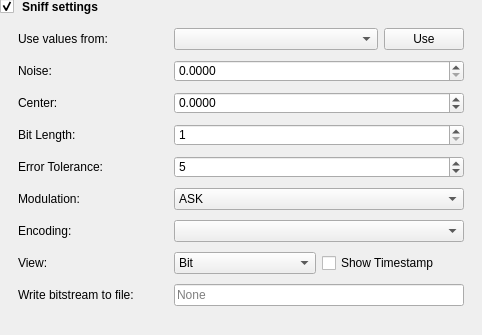
Old version of the form data/ui/send_recv_sniff_settings.ui in the repository jopohl/urh.
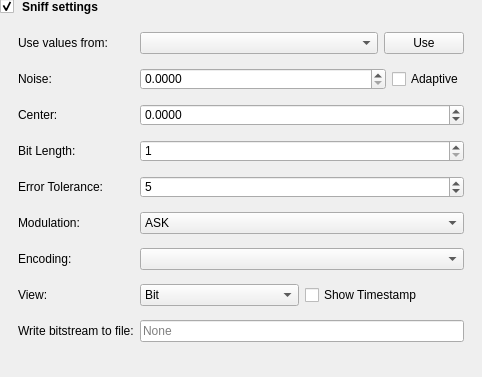
New version of the form. Icons and pictures are not drawn.

Commit message: add checkbox for adptive noise + improve backend

Patch:
```diff
--- a/data/ui/send_recv_sniff_settings.ui
+++ b/data/ui/send_recv_sniff_settings.ui
@@ -7,7 +7,7 @@
     <x>0</x>
     <y>0</y>
     <width>482</width>
-    <height>335</height>
+    <height>377</height>
    </rect>
   </property>
   <property name="windowTitle">
@@ -74,27 +74,96 @@
         <property name="lineWidth">
          <number>0</number>
         </property>
-        <layout class="QGridLayout" name="gridLayout_4" columnstretch="0,0" columnminimumwidth="150,0">
+        <layout class="QGridLayout" name="gridLayout">
+         <item row="0" column="0">
+          <widget class="QLabel" name="label_sniff_Signal">
+           <property name="text">
+            <string>Use values from:</string>
+           </property>
+          </widget>
+         </item>
+         <item row="0" column="1">
+          <layout class="QHBoxLayout" name="horizontalLayout_2">
+           <item>
+            <widget class="QComboBox" name="comboBox_sniff_signal">
+             <property name="sizePolicy">
+              <sizepolicy hsizetype="Expanding" vsizetype="Fixed">
+               <horstretch>0</horstretch>
+               <verstretch>0</verstretch>
+              </sizepolicy>
+             </property>
+            </widget>
+           </item>
+           <item>
+            <widget class="QPushButton" name="btn_sniff_use_signal">
+             <property name="text">
+              <string>Use</string>
+             </property>
+            </widget>
+           </item>
+          </layout>
+         </item>
+         <item row="1" column="0">
+          <widget class="QLabel" name="label_sniff_Noise">
+           <property name="text">
+            <string>Noise:</string>
+           </property>
+          </widget>
+         </item>
          <item row="1" column="1">
-          <widget class="QDoubleSpinBox" name="spinbox_sniff_Noise">
-           <property name="sizePolicy">
-            <sizepolicy hsizetype="Minimum" vsizetype="Fixed">
-             <horstretch>0</horstretch>
-             <verstretch>0</verstretch>
-            </sizepolicy>
+          <layout class="QHBoxLayout" name="horizontalLayout_3">
+           <item>
+            <widget class="QDoubleSpinBox" name="spinbox_sniff_Noise">
+             <property name="sizePolicy">
+              <sizepolicy hsizetype="Expanding" vsizetype="Fixed">
+               <horstretch>0</horstretch>
+               <verstretch>0</verstretch>
+              </sizepolicy>
+             </property>
+             <property name="decimals">
+              <number>4</number>
+             </property>
+             <property name="maximum">
+              <double>1.000000000000000</double>
+             </property>
+            </widget>
+           </item>
+           <item>
+            <widget class="QCheckBox" name="checkBoxAdaptiveNoise">
+             <property name="toolTip">
+              <string>&lt;html&gt;&lt;head/&gt;&lt;body&gt;&lt;p&gt;With adaptive noise URH will update the noise level automatically during RX. This is helpful in a dynamic environment where noise differs in time.&lt;/p&gt;&lt;/body&gt;&lt;/html&gt;</string>
+             </property>
+             <property name="text">
+              <string>Adaptive</string>
+             </property>
+            </widget>
+           </item>
+          </layout>
+         </item>
+         <item row="2" column="0">
+          <widget class="QLabel" name="label_sniff_Center">
+           <property name="text">
+            <string>Center:</string>
            </property>
+          </widget>
+         </item>
+         <item row="2" column="1">
+          <widget class="QDoubleSpinBox" name="spinbox_sniff_Center">
            <property name="decimals">
             <number>4</number>
            </property>
+           <property name="minimum">
+            <double>-3.140000000000000</double>
+           </property>
            <property name="maximum">
-            <double>1.000000000000000</double>
+            <double>3.140000000000000</double>
            </property>
           </widget>
          </item>
-         <item row="9" column="0">
-          <widget class="QLabel" name="label_sniff_OutputFile">
+         <item row="3" column="0">
+          <widget class="QLabel" name="label_sniff_BitLength">
            <property name="text">
-            <string>Write bitstream to file:</string>
+            <string>Bit Length:</string>
            </property>
           </widget>
          </item>
@@ -108,32 +177,6 @@
            </property>
           </widget>
          </item>
-         <item row="9" column="1">
-          <widget class="QLineEdit" name="lineEdit_sniff_OutputFile">
-           <property name="sizePolicy">
-            <sizepolicy hsizetype="Expanding" vsizetype="Fixed">
-             <horstretch>0</horstretch>
-             <verstretch>0</verstretch>
-            </sizepolicy>
-           </property>
-           <property name="readOnly">
-            <bool>false</bool>
-           </property>
-           <property name="placeholderText">
-            <string>None</string>
-           </property>
-           <property name="clearButtonEnabled">
-            <bool>true</bool>
-           </property>
-          </widget>
-         </item>
-         <item row="3" column="0">
-          <widget class="QLabel" name="label_sniff_BitLength">
-           <property name="text">
-            <string>Bit Length:</string>
-           </property>
-          </widget>
-         </item>
          <item row="4" column="0">
           <widget class="QLabel" name="label_sniff_Tolerance">
            <property name="text">
@@ -141,16 +184,13 @@
            </property>
           </widget>
          </item>
-         <item row="2" column="1">
-          <widget class="QDoubleSpinBox" name="spinbox_sniff_Center">
-           <property name="decimals">
-            <number>4</number>
-           </property>
-           <property name="minimum">
-            <double>-3.140000000000000</double>
-           </property>
+         <item row="4" column="1">
+          <widget class="QSpinBox" name="spinbox_sniff_ErrorTolerance">
            <property name="maximum">
-            <double>3.140000000000000</double>
+            <number>999999</number>
+           </property>
+           <property name="value">
+            <number>5</number>
            </property>
           </widget>
          </item>
@@ -180,13 +220,6 @@
            </item>
           </widget>
          </item>
-         <item row="7" column="0">
-          <widget class="QLabel" name="label_sniff_viewtype">
-           <property name="text">
-            <string>View:</string>
-           </property>
-          </widget>
-         </item>
          <item row="6" column="0">
           <widget class="QLabel" name="label_sniff_encoding">
            <property name="text">
@@ -204,6 +237,13 @@
            </property>
           </widget>
          </item>
+         <item row="7" column="0">
+          <widget class="QLabel" name="label_sniff_viewtype">
+           <property name="text">
+            <string>View:</string>
+           </property>
+          </widget>
+         </item>
          <item row="7" column="1">
           <layout class="QHBoxLayout" name="horizontalLayout">
            <property name="sizeConstraint">
@@ -237,58 +277,32 @@
            </item>
           </layout>
          </item>
-         <item row="2" column="0">
-          <widget class="QLabel" name="label_sniff_Center">
+         <item row="8" column="0">
+          <widget class="QLabel" name="label_sniff_OutputFile">
            <property name="text">
-            <string>Center:</string>
+            <string>Write bitstream to file:</string>
            </property>
           </widget>
          </item>
-         <item row="4" column="1">
-          <widget class="QSpinBox" name="spinbox_sniff_ErrorTolerance">
-           <property name="maximum">
-            <number>999999</number>
+         <item row="8" column="1">
+          <widget class="QLineEdit" name="lineEdit_sniff_OutputFile">
+           <property name="sizePolicy">
+            <sizepolicy hsizetype="Expanding" vsizetype="Fixed">
+             <horstretch>0</horstretch>
+             <verstretch>0</verstretch>
+            </sizepolicy>
            </property>
-           <property name="value">
-            <number>5</number>
+           <property name="readOnly">
+            <bool>false</bool>
            </property>
-          </widget>
-         </item>
-         <item row="1" column="0">
-          <widget class="QLabel" name="label_sniff_Noise">
-           <property name="text">
-            <string>Noise:</string>
+           <property name="placeholderText">
+            <string>None</string>
            </property>
-          </widget>
-         </item>
-         <item row="0" column="0">
-          <widget class="QLabel" name="label_sniff_Signal">
-           <property name="text">
-            <string>Use values from:</string>
+           <property name="clearButtonEnabled">
+            <bool>true</bool>
            </property>
           </widget>
          </item>
-         <item row="0" column="1">
-          <layout class="QHBoxLayout" name="horizontalLayout_2">
-           <item>
-            <widget class="QComboBox" name="comboBox_sniff_signal">
-             <property name="sizePolicy">
-              <sizepolicy hsizetype="Expanding" vsizetype="Fixed">
-               <horstretch>0</horstretch>
-               <verstretch>0</verstretch>
-              </sizepolicy>
-             </property>
-            </widget>
-           </item>
-           <item>
-            <widget class="QPushButton" name="btn_sniff_use_signal">
-             <property name="text">
-              <string>Use</string>
-             </property>
-            </widget>
-           </item>
-          </layout>
-         </item>
         </layout>
        </widget>
       </item>
```
The commit also changes 3 other files.
